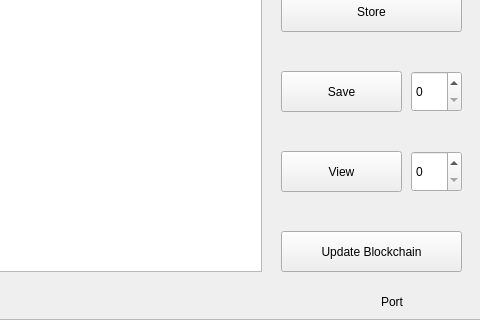
Qt form mainwindow.ui (getDolla/blockchain) before a commit; both pictures show x 170 to 650 and y 130 to 450 of the 650 by 450 pixel window.
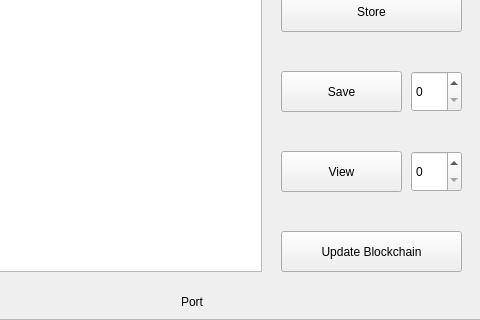
The same form after that commit.

What changed in the file:
```diff
--- a/mainwindow.ui
+++ b/mainwindow.ui
@@ -181,9 +181,9 @@
      <widget class="QLabel" name="portLabel">
       <property name="geometry">
        <rect>
-        <x>550</x>
+        <x>350</x>
         <y>420</y>
-        <width>81</width>
+        <width>91</width>
         <height>21</height>
        </rect>
       </property>
```
